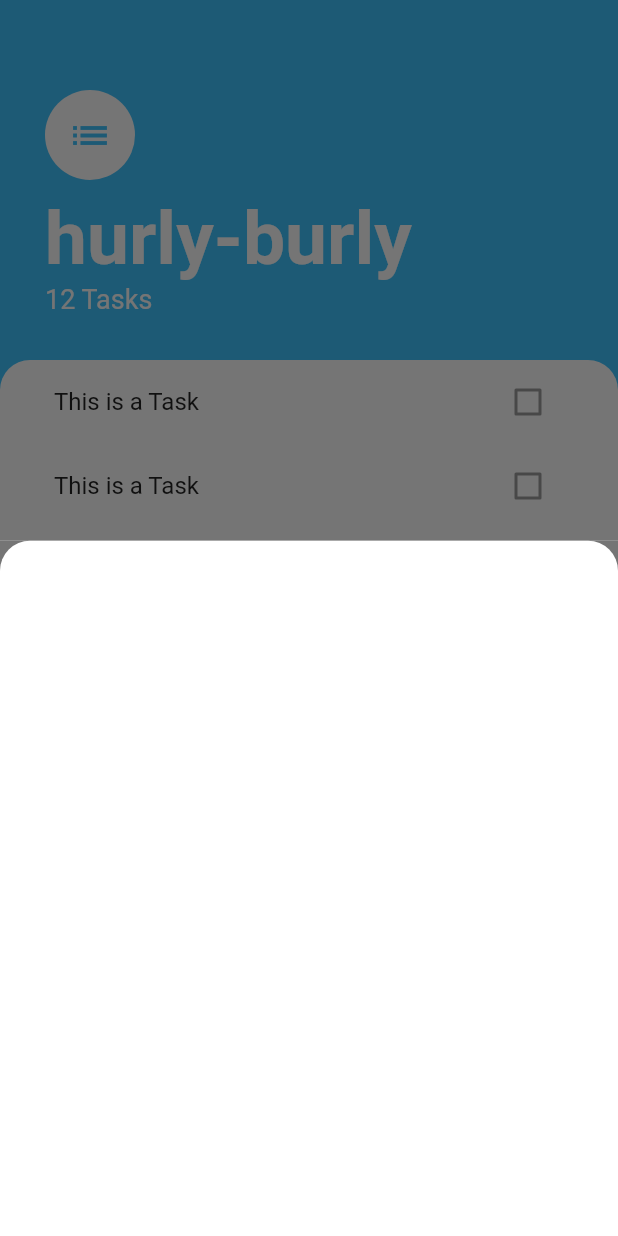
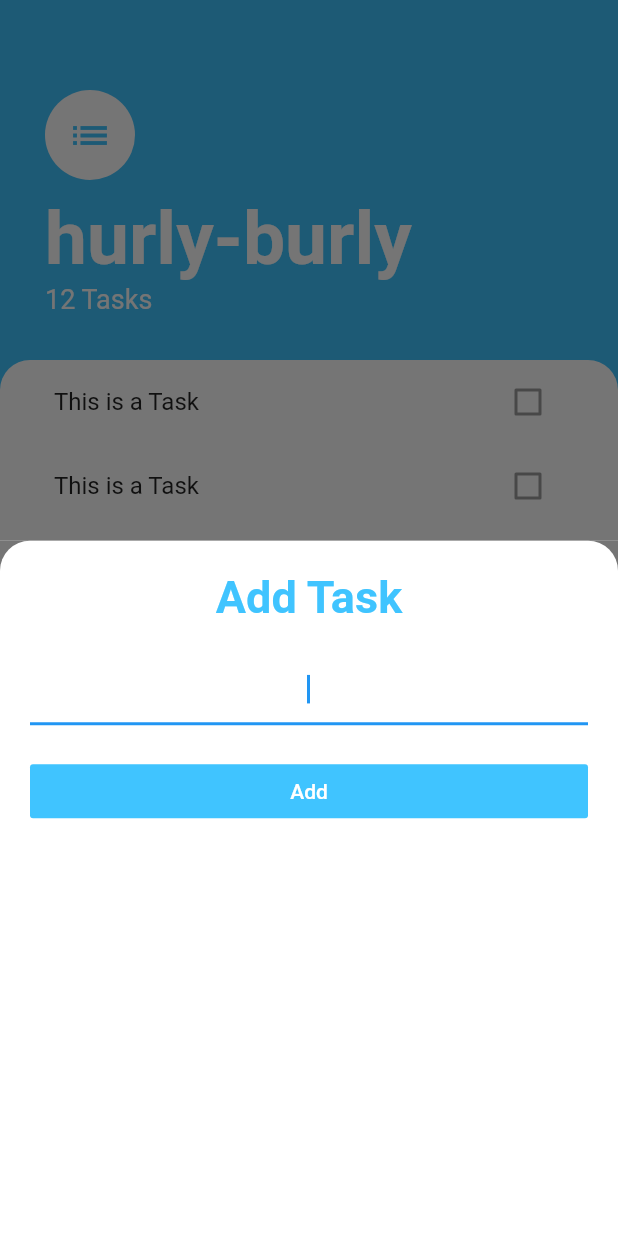
Before and after one commit to ajay1706/provider-app, a Flutter app: the screen it shows after launch, after a tap on the "add" icon, on a phone screen of 412 x 824 dp. Run offline on Flutter 3.47's test engine with Material 2 defaults, Android fonts, the phone set to English and light mode, and no system bars.

Commit message:
modalsheet done

```diff
--- a/provider_app/lib/main.dart
+++ b/provider_app/lib/main.dart
@@ -8,6 +8,7 @@ class MyApp extends StatelessWidget {
   Widget build(BuildContext context) {
     return MaterialApp(
       home: TaskScreen(),
+      debugShowCheckedModeBanner: false,
     );
   }
 }
--- a/provider_app/lib/screens/add_task_screen.dart
+++ b/provider_app/lib/screens/add_task_screen.dart
@@ -6,6 +6,7 @@ class AddTaskScreen extends StatelessWidget {
     return Container(
       color: Color(0xff757575),
       child: Container(
+        padding: EdgeInsets.all(20),
         decoration: BoxDecoration(
           color: Colors.white,
           borderRadius: BorderRadius.only(
@@ -13,6 +14,33 @@ class AddTaskScreen extends StatelessWidget {
               topLeft: Radius.circular(20)
           )
         ),
+        child: Column(
+          crossAxisAlignment: CrossAxisAlignment.stretch,
+
+          children: <Widget>[
+            Text('Add Task',
+            style: TextStyle(
+              fontSize: 30,
+              color: Colors.lightBlueAccent,
+              fontWeight: FontWeight.w700
+            ),
+            textAlign: TextAlign.center,),
+            SizedBox(height: 20,),
+            TextField(
+              autofocus: true,
+              textAlign: TextAlign.center,
+            ),
+            SizedBox(height: 20,),
+            FlatButton(
+                onPressed: (){},
+                child: Text("Add",
+                style: TextStyle(
+                  color: Colors.white
+                ),),
+              color: Colors.lightBlueAccent,
+            )
+          ],
+        ),
       )
     );
   }
```
